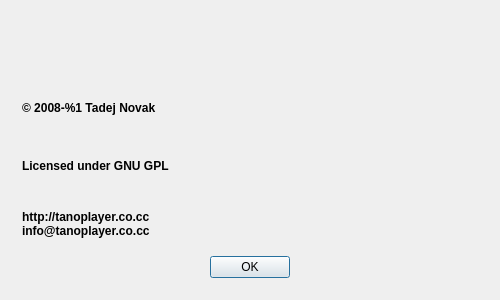
Before: the Qt Designer form src/ui/About.ui in ntadej/tano, drawn with Qt 5.
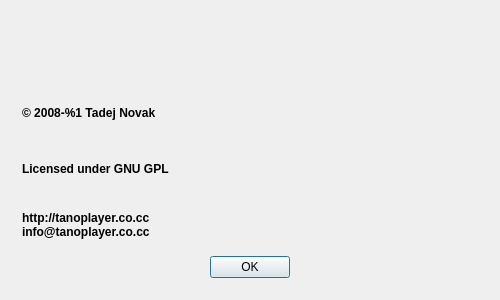
After: the same form once the commit is applied. Icons and pictures are not drawn. Custom widgets are drawn as their Qt base class.

```diff
--- a/src/ui/About.ui
+++ b/src/ui/About.ui
@@ -49,7 +49,7 @@
            </property>
           </widget>
          </item>
-         <item row="0" column="1">
+         <item row="0" column="1" colspan="4">
           <widget class="QLabel" name="labelName">
            <property name="pixmap">
             <pixmap resource="images.qrc">:/icons/images/name.png</pixmap>
@@ -59,7 +59,7 @@
            </property>
           </widget>
          </item>
-         <item row="2" column="1">
+         <item row="2" column="1" colspan="4">
           <widget class="QLabel" name="labelExtra">
            <property name="text">
             <string/>
@@ -69,7 +69,7 @@
            </property>
           </widget>
          </item>
-         <item row="1" column="1">
+         <item row="1" column="2">
           <widget class="QLabel" name="labelVersion">
            <property name="sizePolicy">
             <sizepolicy hsizetype="Preferred" vsizetype="Maximum">
@@ -82,6 +82,35 @@
            </property>
           </widget>
          </item>
+         <item row="1" column="3">
+          <widget class="QLabel" name="labelChangeset"/>
+         </item>
+         <item row="1" column="1">
+          <spacer name="horizontalSpacer_2">
+           <property name="orientation">
+            <enum>Qt::Horizontal</enum>
+           </property>
+           <property name="sizeHint" stdset="0">
+            <size>
+             <width>40</width>
+             <height>20</height>
+            </size>
+           </property>
+          </spacer>
+         </item>
+         <item row="1" column="4">
+          <spacer name="horizontalSpacer_3">
+           <property name="orientation">
+            <enum>Qt::Horizontal</enum>
+           </property>
+           <property name="sizeHint" stdset="0">
+            <size>
+             <width>40</width>
+             <height>20</height>
+            </size>
+           </property>
+          </spacer>
+         </item>
         </layout>
        </item>
        <item row="1" column="1">
```
Left out of the diff: 4 changed lines with no effect on the pictures.
